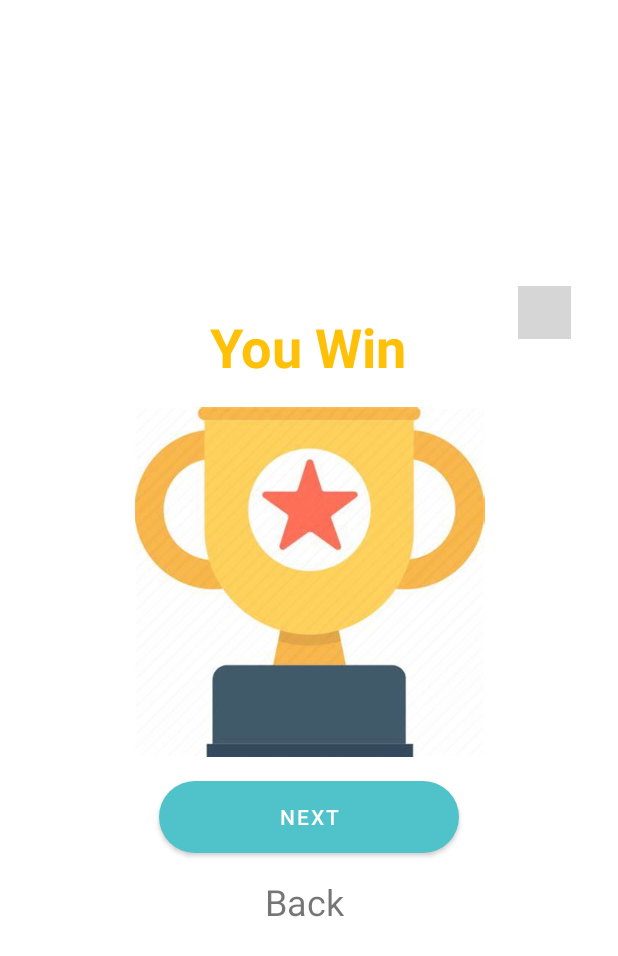
After one commit to MohamedBenAhmed55/MentalGym, an Android app: the layout activity_mcwin.xml on its own in the app's theme, with its tools: preview values and no code run, on a phone screen of 412 x 824 dp. The commit adds this screen. Shown: the top 956 px of the screen. Run offline under Robolectric (Android 15) with nearby library versions, the phone set to English and light mode, and no system bars; Roboto replaces fonts that are not available here; grey boxes are pictures that could not be loaded.

Commit message:
win layout

```diff
--- a/app/src/main/res/drawable/ic_close.xml
+++ /dev/null
@@ -1,5 +0,0 @@
-<vector android:height="35dp" android:tint="#020202"
-    android:viewportHeight="24" android:viewportWidth="24"
-    android:width="35dp" xmlns:android="http://schemas.android.com/apk/res/android">
-    <path android:fillColor="@android:color/white" android:pathData="M19,6.41L17.59,5 12,10.59 6.41,5 5,6.41 10.59,12 5,17.59 6.41,19 12,13.41 17.59,19 19,17.59 13.41,12z"/>
-</vector>
--- /dev/null
+++ b/app/src/main/res/layout/activity_mcwin.xml
@@ -0,0 +1,69 @@
+<?xml version="1.0" encoding="utf-8"?>
+<androidx.constraintlayout.widget.ConstraintLayout xmlns:android="http://schemas.android.com/apk/res/android"
+    xmlns:app="http://schemas.android.com/apk/res-auto"
+    xmlns:tools="http://schemas.android.com/tools"
+    android:layout_width="350dp"
+    android:layout_height="wrap_content"
+    android:layout_gravity="center"
+    tools:context=".MCWin">
+
+
+
+            <ImageView
+                android:id="@+id/imageViewClose"
+                android:layout_width="35dp"
+                android:layout_height="35dp"
+                app:layout_constraintEnd_toEndOf="parent"
+                app:layout_constraintTop_toTopOf="parent"
+                app:srcCompat="@drawable/ic_baseline_close" />
+
+            <TextView
+                android:id="@+id/txtWin"
+                android:layout_width="wrap_content"
+                android:layout_height="wrap_content"
+                android:layout_marginTop="16dp"
+                android:text="You Win"
+                android:textColor="@color/colorYellow"
+                android:textSize="36sp"
+                android:textStyle="bold"
+                app:layout_constraintEnd_toEndOf="parent"
+                app:layout_constraintStart_toStartOf="parent"
+                app:layout_constraintTop_toTopOf="parent" />
+
+            <ImageView
+                android:id="@+id/imageViewTrophy"
+                android:layout_width="355dp"
+                android:layout_height="233dp"
+                android:layout_marginTop="16dp"
+                app:layout_constraintEnd_toEndOf="parent"
+                app:layout_constraintStart_toStartOf="parent"
+                app:layout_constraintTop_toBottomOf="@+id/txtWin"
+                app:srcCompat="@drawable/win" />
+
+            <Button
+                android:id="@+id/btnNext"
+                android:layout_width="200dp"
+                android:layout_height="wrap_content"
+                android:layout_marginTop="16dp"
+                android:background="@drawable/btn_bg_win"
+                android:text="next"
+                app:layout_constraintEnd_toEndOf="parent"
+                app:layout_constraintStart_toStartOf="parent"
+                app:layout_constraintTop_toBottomOf="@+id/imageViewTrophy" />
+
+    <TextView
+        android:id="@+id/txtBack"
+        android:layout_width="wrap_content"
+        android:layout_height="wrap_content"
+        android:layout_marginTop="16dp"
+        android:layout_marginBottom="16dp"
+        android:text="Back "
+        android:textSize="24sp"
+        app:layout_constraintBottom_toBottomOf="parent"
+        app:layout_constraintEnd_toEndOf="parent"
+        app:layout_constraintStart_toStartOf="parent"
+        app:layout_constraintTop_toBottomOf="@+id/btnNext" />
+
+
+
+</androidx.constraintlayout.widget.ConstraintLayout>
```
Also changed, not shown: app/src/main/AndroidManifest.xml (+4 -6 lines), app/src/main/java/com/example/mentalgym/MCLose.java (added, +14 -0 lines), app/src/main/java/com/example/mentalgym/MCWin.java (added, +86 -0 lines), app/src/main/java/com/example/mentalgym/MemoryCardsLevelE.java (+11 -35 lines), app/src/main/res/layout/activity_mclose.xml (added, +70 -0 lines), app/src/main/res/layout/win_layout_dialog.xml (+1 -62 lines), app/src/main/res/drawable/close.png (deleted), app/src/main/res/drawable/lose3.png (added).
